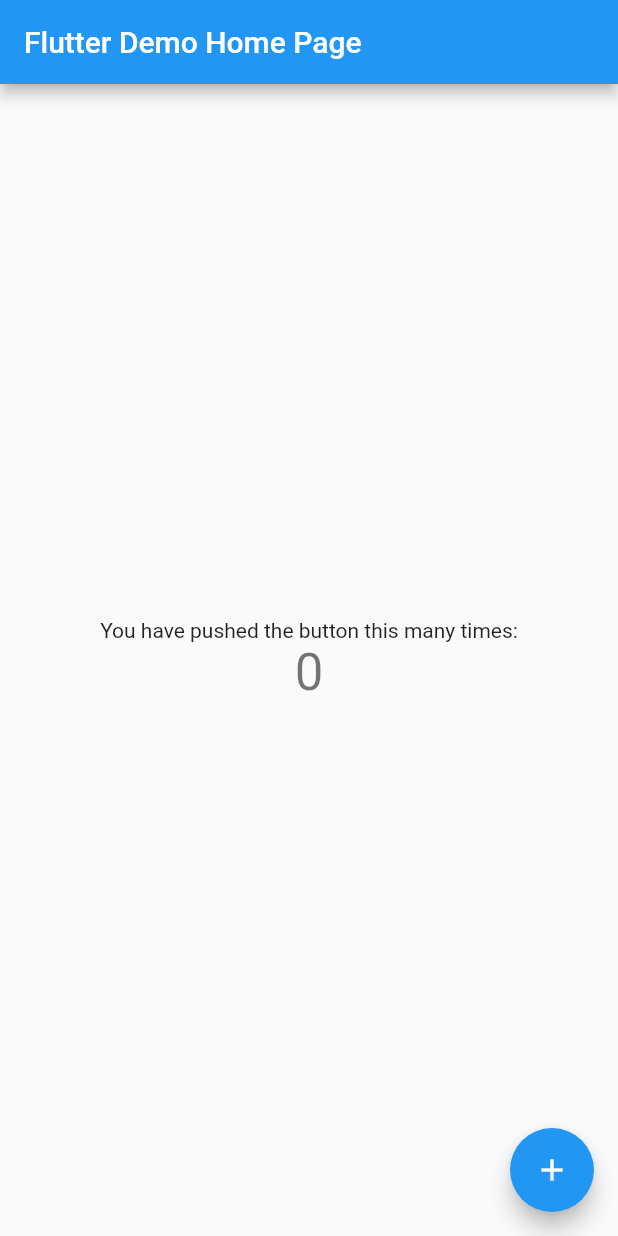
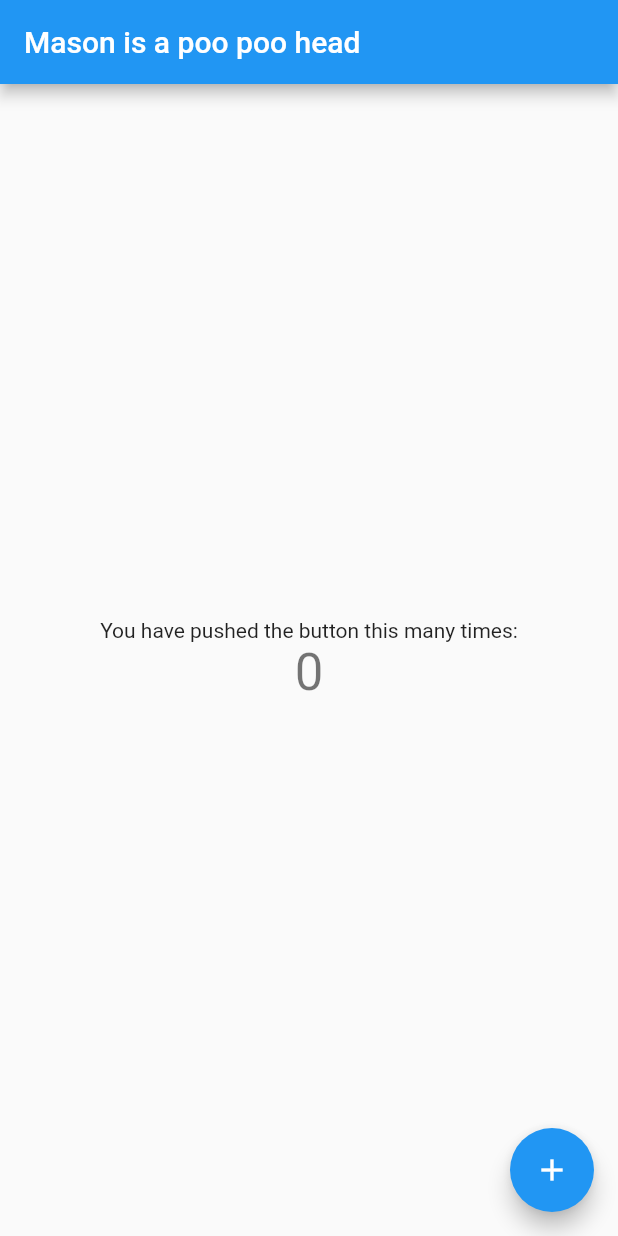
Before and after one commit to PureSnowMan/my_project, a Flutter app: the screen it shows after launch, on a phone screen of 412 x 824 dp. Run offline on Flutter 3.47's test engine with Material 2 defaults, Android fonts, the phone set to English and light mode, and no system bars.

Commit message:
updated title

```diff
--- a/lib/main.dart
+++ b/lib/main.dart
@@ -24,7 +24,7 @@ class MyApp extends StatelessWidget {
         // is not restarted.
         primarySwatch: Colors.blue,
       ),
-      home: const MyHomePage(title: 'Flutter Demo Home Page'),
+      home: const MyHomePage(title: 'Mason is a poo poo head'),
     );
   }
 }
```
